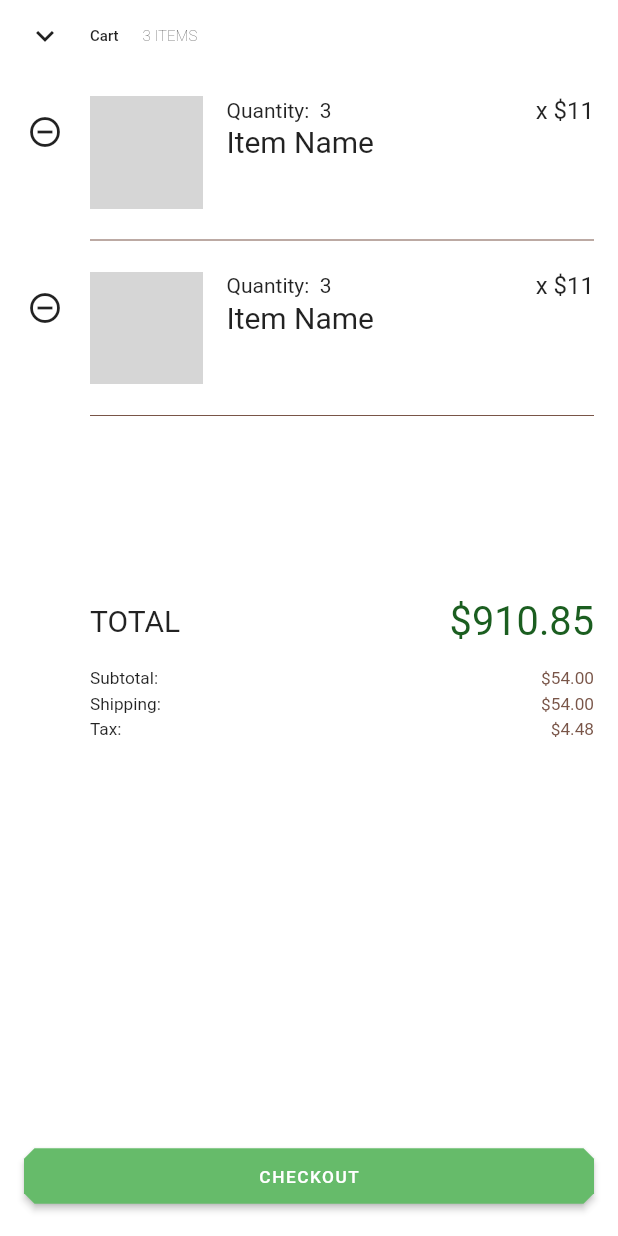
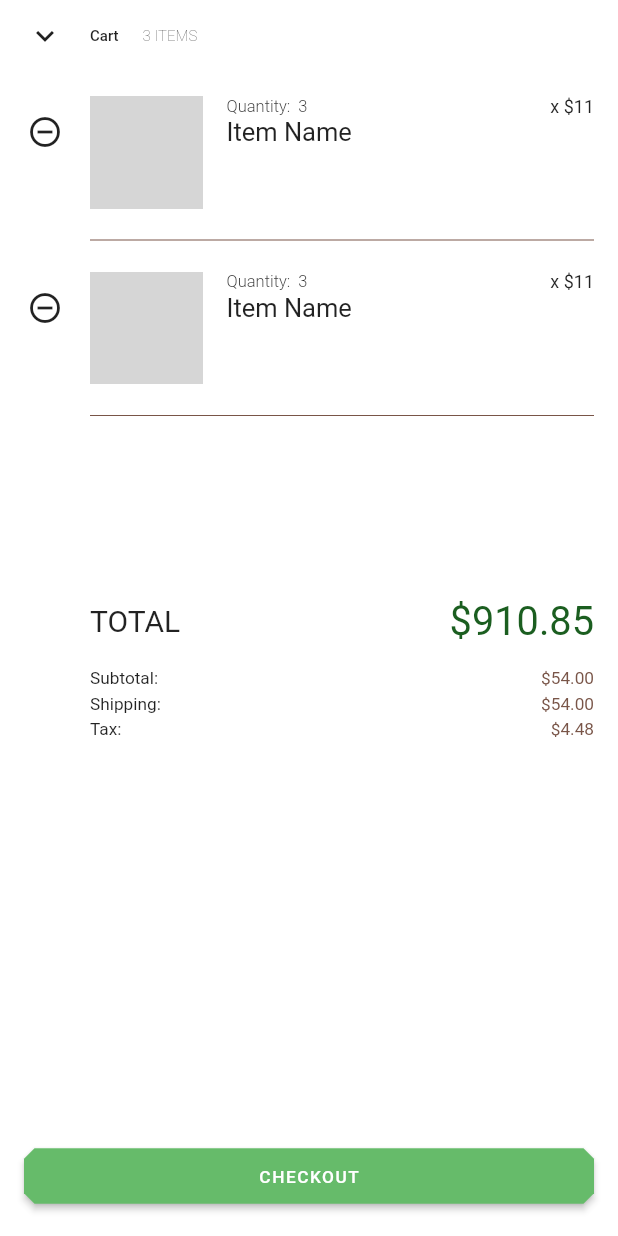
Before and after one commit to CreamyMilk/zukees, a Flutter app: the ShoppingCartPage screen opened directly, on a phone screen of 412 x 824 dp. Run offline on Flutter 3.47's test engine with Material 2 defaults, Android fonts, the phone set to English and light mode, and no system bars; our stand-ins replace cached_network_image, cloud_firestore, firebase_core, flare_flutter, flushbar, flutter_blurhash and 6 more; accounts and stored records are empty; network calls fail; grey boxes are pictures that could not be loaded.

Commit message:
🛍 Move the cart design and positioning again

```diff
--- a/lib/pages/shoppingCart.dart
+++ b/lib/pages/store/shoppingCart.dart
@@ -277,21 +277,21 @@ class ShoppingCartRow extends StatelessWidget {
                                 Expanded(
                                   child: Text("Quantity:  $quantity",
                                       style: TextStyle(
-                                          fontWeight: FontWeight.w400,
-                                          fontSize: 14)),
+                                          fontWeight: FontWeight.w300,
+                                          fontSize: 11)),
                                 ),
                                 Text(
                                   "x \$${product.price}",
                                   style: TextStyle(
                                       fontWeight: FontWeight.w400,
-                                      fontSize: 16),
+                                      fontSize: 12),
                                 ),
                               ],
                             ),
                             Text(
                               product.name(context),
                               style: TextStyle(
-                                  fontSize: 20, fontWeight: FontWeight.w400),
+                                  fontSize: 17, fontWeight: FontWeight.w400),
                             ),
                           ],
                         ),
```
Also changed, not shown: lib/pages/store/productCard.dart (+4 -5 lines), lib/tabs/tabs_control.dart (+5 -5 lines).
